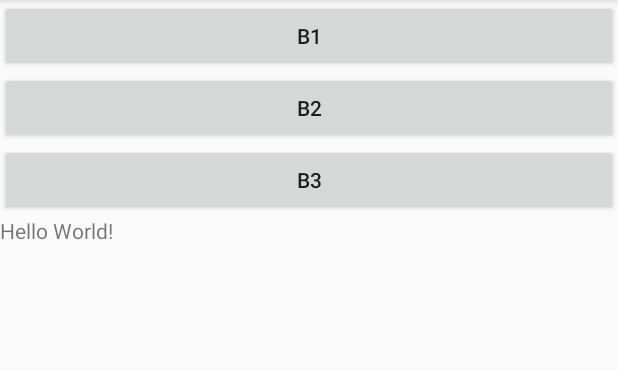
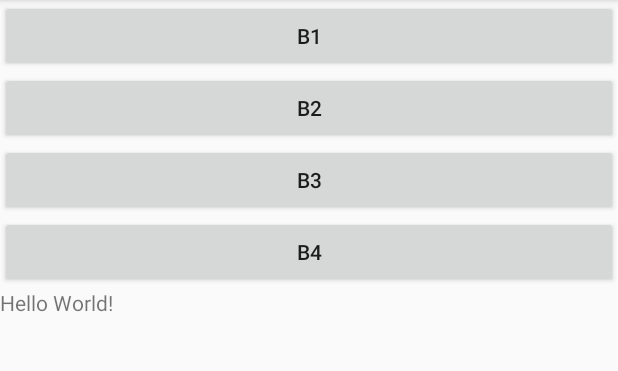
Before and after one commit to shiauhubanban/Android19, an Android app: the screen it shows after launch (MainActivity), after a tap on "B2", on a phone screen of 412 x 824 dp, the part 84-455 px from its top. Run offline under Robolectric (Android 15) with nearby library versions, the phone set to English and light mode, and no system bars.

Commit message:
v2 錄音

```diff
--- a/app/src/main/AndroidManifest.xml
+++ b/app/src/main/AndroidManifest.xml
@@ -1,7 +1,9 @@
 <?xml version="1.0" encoding="utf-8"?>
 <manifest xmlns:android="http://schemas.android.com/apk/res/android"
     package="com.org.iii.shine19">
-
+    <uses-permission android:name="android.permission.RECORD_AUDIO" />
+    <uses-permission android:name="android.permission.READ_EXTERNAL_STORAGE" />
+    <uses-permission android:name="android.permission.WRITE_EXTERNAL_STORAGE" />
     <application
         android:allowBackup="true"
         android:icon="@mipmap/ic_launcher"
--- a/app/src/main/java/com/org/iii/shine19/MainActivity.java
+++ b/app/src/main/java/com/org/iii/shine19/MainActivity.java
@@ -1,21 +1,39 @@
 package com.org.iii.shine19;
 
+import android.Manifest;
 import android.content.ContentResolver;
 import android.content.Intent;
+import android.content.pm.PackageManager;
 import android.database.Cursor;
+import android.media.MediaPlayer;
 import android.net.Uri;
 import android.provider.MediaStore;
+import android.support.v4.app.ActivityCompat;
+import android.support.v4.content.ContextCompat;
 import android.support.v7.app.AppCompatActivity;
 import android.os.Bundle;
 import android.util.Log;
 import android.view.View;
 
 public class MainActivity extends AppCompatActivity {
+    private MediaPlayer mp;
+    private String strPlayMusic;
 
     @Override
     protected void onCreate(Bundle savedInstanceState) {
         super.onCreate(savedInstanceState);
         setContentView(R.layout.activity_main);
+        //取得權限
+        if (ContextCompat.checkSelfPermission(this,
+                Manifest.permission.READ_EXTERNAL_STORAGE)
+                != PackageManager.PERMISSION_GRANTED) {
+            ActivityCompat.requestPermissions(this,
+                    new String[]{Manifest.permission.RECORD_AUDIO,
+                            Manifest.permission.READ_EXTERNAL_STORAGE,
+                            Manifest.permission.WRITE_EXTERNAL_STORAGE},
+                    123);
+        }
+
     }
 
     public void b1(View v){
@@ -24,13 +42,27 @@ public class MainActivity extends AppCompatActivity {
         startActivityForResult(intent, 1);
     }
 
+    public void b2(View v){
+        if (strPlayMusic == null) return;
+
+        try {
+            mp = new MediaPlayer();
+            mp.setDataSource(strPlayMusic);
+            mp.prepare();
+            mp.start();
+        }catch(Exception e){
+            Log.v("shine", e.toString());
+        }
+    }
+
     @Override
     protected void onActivityResult(int requestCode, int resultCode, Intent data) {
         super.onActivityResult(requestCode, resultCode, data);
         if (requestCode == 1 && resultCode == RESULT_OK){
             Uri uri = data.getData();
-            //記憶卡 真是路徑
-            Log.v("shine", getRealPathFromURI(uri));
+            //真實路徑
+            //Log.v("shine", getRealPathFromURI(uri));
+            strPlayMusic = getRealPathFromURI(uri);
         }
     }
 
--- a/app/src/main/res/layout/activity_main.xml
+++ b/app/src/main/res/layout/activity_main.xml
@@ -20,9 +20,13 @@
     <Button
         android:layout_width="match_parent"
         android:layout_height="wrap_content"
-        android:text="b3"
         android:onClick="b3"
-        />
+        android:text="B3" />
+    <Button
+        android:layout_width="match_parent"
+        android:layout_height="wrap_content"
+        android:onClick="b4"
+        android:text="B4" />
 
     <TextView
         android:layout_width="wrap_content"
```
